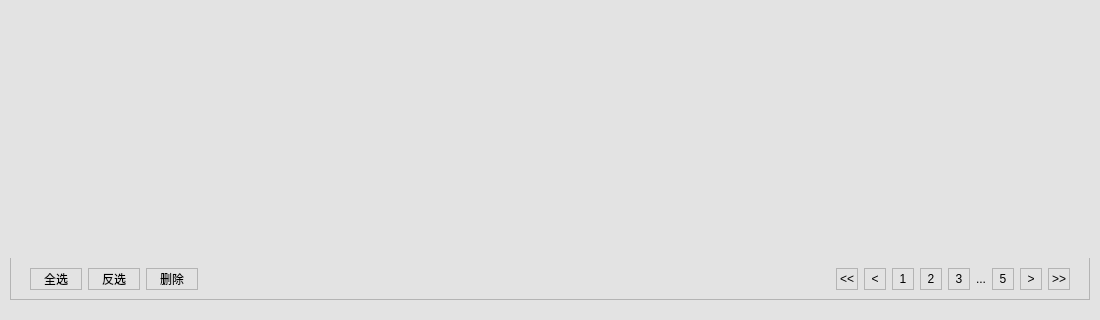
First picture: the form in UIModule/targetpersonmanager.ui, repository zhangjianscc/ZMClient, before the edit; both pictures show x 0 to 1100 and y 400 to 720 of the 1100 by 720 pixel window.
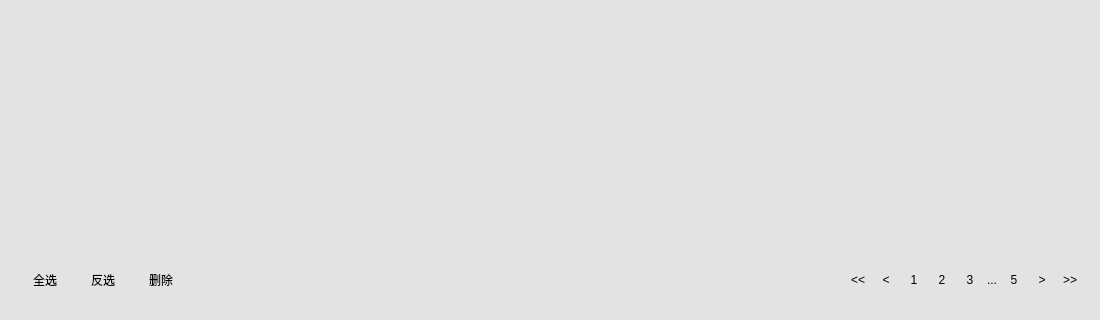
Second picture: the form after the edit. Icons and pictures are not drawn.

```diff
--- a/UIModule/targetpersonmanager.ui
+++ b/UIModule/targetpersonmanager.ui
@@ -501,21 +501,22 @@
              </widget>
             </item>
             <item>
-             <layout class="QHBoxLayout" name="horizontalLayout">
-              <property name="spacing">
-               <number>6</number>
+             <widget class="QWidget" name="widget_6" native="true">
+              <property name="styleSheet">
+               <string notr="true">border:none</string>
               </property>
+              <layout class="QHBoxLayout" name="horizontalLayout_2">
               <property name="leftMargin">
-               <number>20</number>
+                <number>9</number>
               </property>
               <property name="topMargin">
-               <number>10</number>
+                <number>9</number>
               </property>
               <property name="rightMargin">
-               <number>20</number>
+                <number>9</number>
               </property>
               <property name="bottomMargin">
-               <number>10</number>
+                <number>9</number>
               </property>
               <item>
                <widget class="QPushButton" name="m_btnSelectAll">
@@ -614,7 +615,7 @@
                 </property>
                 <property name="sizeHint" stdset="0">
                  <size>
-                  <width>40</width>
+                   <width>625</width>
                   <height>20</height>
                  </size>
                 </property>
@@ -891,6 +892,7 @@
                </widget>
               </item>
              </layout>
+             </widget>
             </item>
            </layout>
           </widget>
```
Lines whose indentation alone changed are shown as unchanged.
